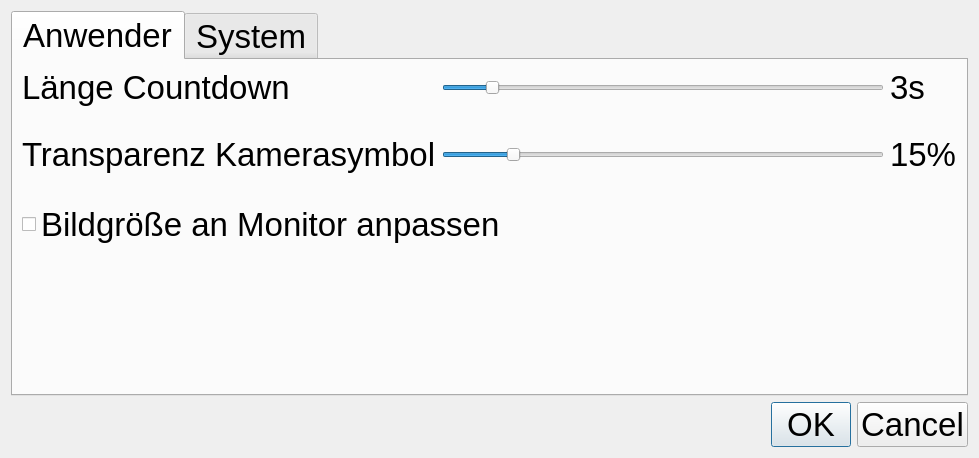
First picture: the form in config_gui.ui, repository cybrix-dev/fotobox, before the edit.
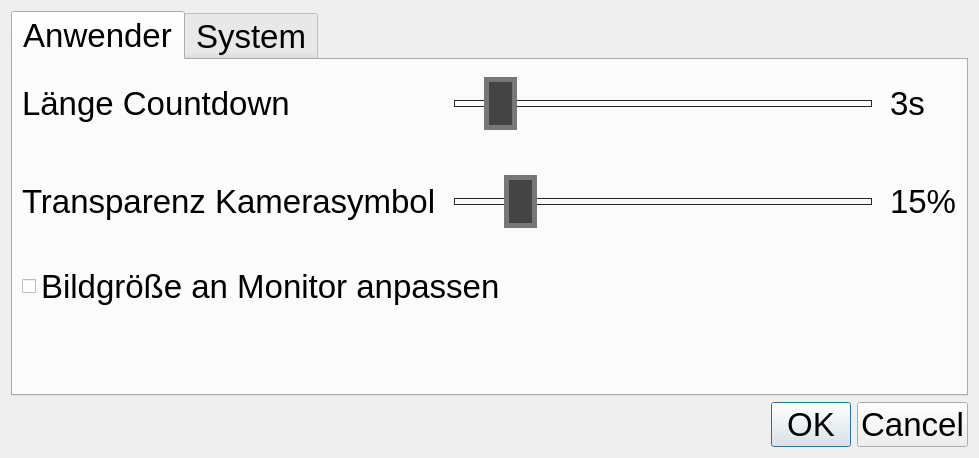
Second picture: the form after the edit.

Commit message: change sliders in designer

The edit to the form file:
```diff
--- a/config_gui.ui
+++ b/config_gui.ui
@@ -41,6 +41,26 @@
        </item>
        <item row="0" column="1">
         <widget class="QSlider" name="slideCountdown">
+         <property name="styleSheet">
+          <string notr="true">.QSlider {
+    min-height: 68px;
+    max-height: 68px;
+}
+
+.QSlider::groove:horizontal {
+    border: 1px solid #262626;
+    height: 5px;
+    margin: 0 12px;
+}
+
+.QSlider::handle:horizontal {
+    border: 5px solid #777777;
+    width: 23px;
+    height: 100px;
+    margin: -24px -12px;
+	background: #444444
+}</string>
+         </property>
          <property name="maximum">
           <number>30</number>
          </property>
@@ -81,15 +101,32 @@
        </item>
        <item row="1" column="1">
         <widget class="QSlider" name="slideTransparency">
+         <property name="styleSheet">
+          <string notr="true">.QSlider {
+    min-height: 68px;
+    max-height: 68px;
+}
+
+.QSlider::groove:horizontal {
+    border: 1px solid #262626;
+    height: 5px;
+    margin: 0 12px;
+}
+
+.QSlider::handle:horizontal {
+    border: 5px solid #777777;
+    width: 23px;
+    height: 100px;
+    margin: -24px -12px;
+	background: #444444
+}</string>
+         </property>
          <property name="maximum">
           <number>100</number>
          </property>
          <property name="singleStep">
           <number>5</number>
          </property>
-         <property name="pageStep">
-          <number>20</number>
-         </property>
          <property name="value">
           <number>15</number>
          </property>
```
The commit also changes 2 other files.
